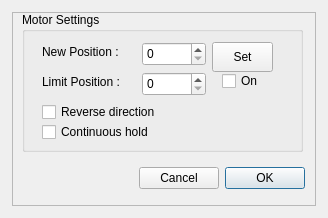
Qt form ArduinoFocus.ui (rpineau/ArduinoFocus) before a commit.
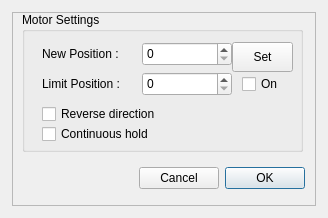
The same form after that commit. Custom widgets are drawn as their Qt base class.

Commit message: Fix the reverse option as it needs to be save (the firmware doesn't save it).

```diff
--- a/ArduinoFocus.ui
+++ b/ArduinoFocus.ui
@@ -76,7 +76,7 @@
          <x>20</x>
          <y>60</y>
          <width>91</width>
-         <height>20</height>
+         <height>24</height>
         </rect>
        </property>
        <property name="text">
@@ -86,10 +86,10 @@
       <widget class="QCheckBox" name="limitEnable">
        <property name="geometry">
         <rect>
-         <x>200</x>
+         <x>220</x>
          <y>60</y>
          <width>43</width>
-         <height>18</height>
+         <height>24</height>
         </rect>
        </property>
        <property name="text">
@@ -101,7 +101,7 @@
         <rect>
          <x>120</x>
          <y>60</y>
-         <width>64</width>
+         <width>90</width>
          <height>24</height>
         </rect>
        </property>
@@ -114,7 +114,7 @@
         <rect>
          <x>120</x>
          <y>30</y>
-         <width>64</width>
+         <width>90</width>
          <height>24</height>
         </rect>
        </property>
@@ -128,7 +128,7 @@
          <x>20</x>
          <y>30</y>
          <width>91</width>
-         <height>20</height>
+         <height>24</height>
         </rect>
        </property>
        <property name="text">
@@ -138,7 +138,7 @@
       <widget class="QPushButton" name="pushButton">
        <property name="geometry">
         <rect>
-         <x>190</x>
+         <x>210</x>
          <y>30</y>
          <width>61</width>
          <height>30</height>
@@ -154,7 +154,7 @@
          <x>20</x>
          <y>90</y>
          <width>130</width>
-         <height>20</height>
+         <height>24</height>
         </rect>
        </property>
        <property name="text">
@@ -167,7 +167,7 @@
          <x>20</x>
          <y>110</y>
          <width>120</width>
-         <height>20</height>
+         <height>24</height>
         </rect>
        </property>
        <property name="text">
```
The commit also changes 2 other files.
